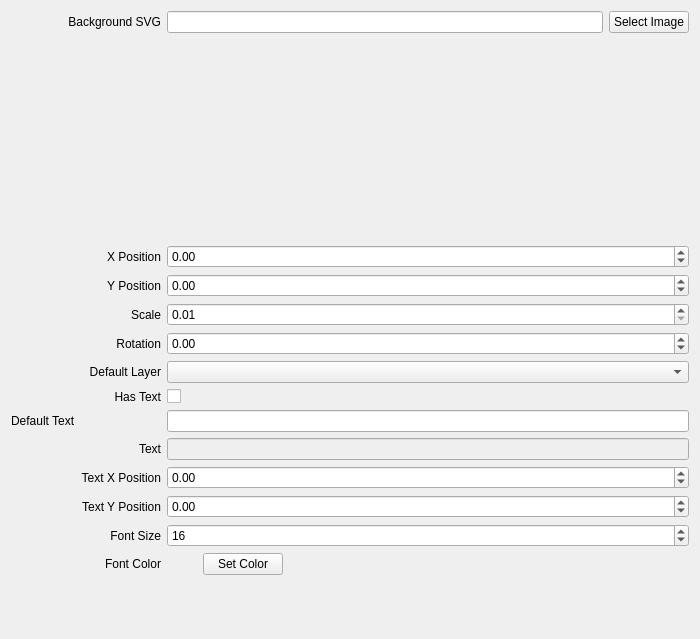
The window that opentoolcontroller/views/DeviceIconEditor.ui (OpenToolController/opentoolcontroller) describes before a commit, drawn with Qt 5.
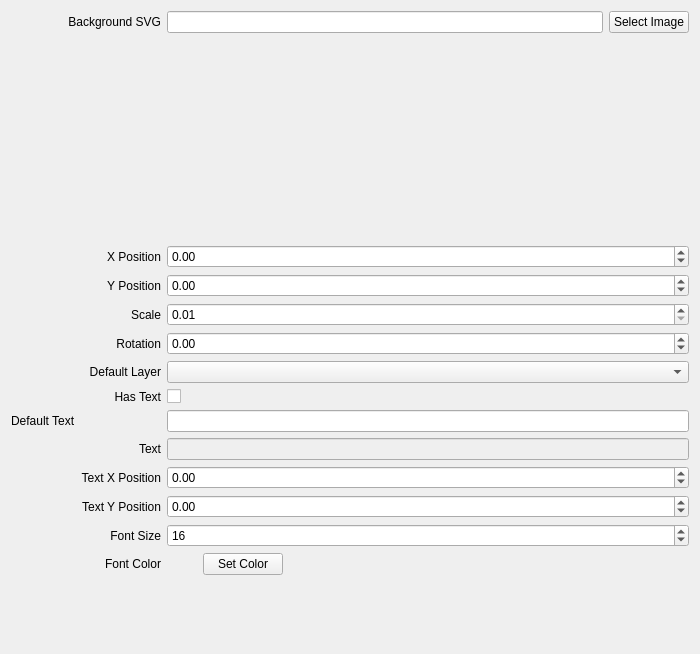
The same window after the commit. Custom widgets are drawn as their Qt base class.

```diff
--- a/opentoolcontroller/views/DeviceIconEditor.ui
+++ b/opentoolcontroller/views/DeviceIconEditor.ui
@@ -7,7 +7,7 @@
     <x>0</x>
     <y>0</y>
     <width>700</width>
-    <height>639</height>
+    <height>654</height>
    </rect>
   </property>
   <property name="windowTitle">
```
Left out of the diff: 4 changed lines with no effect on the pictures.
